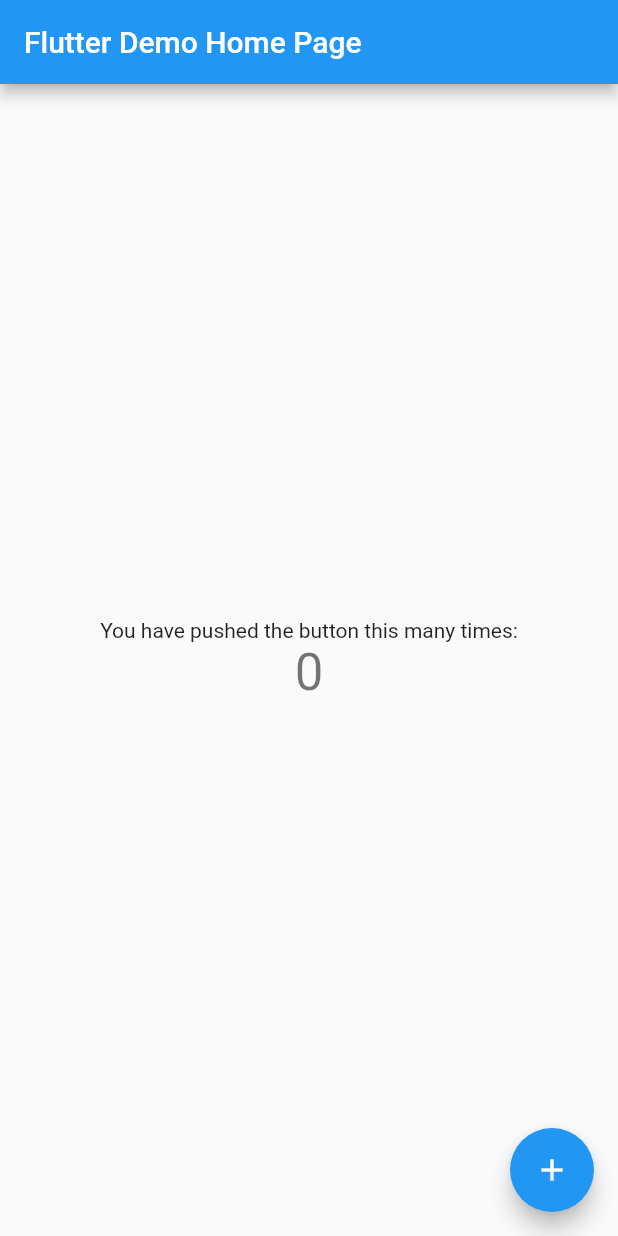
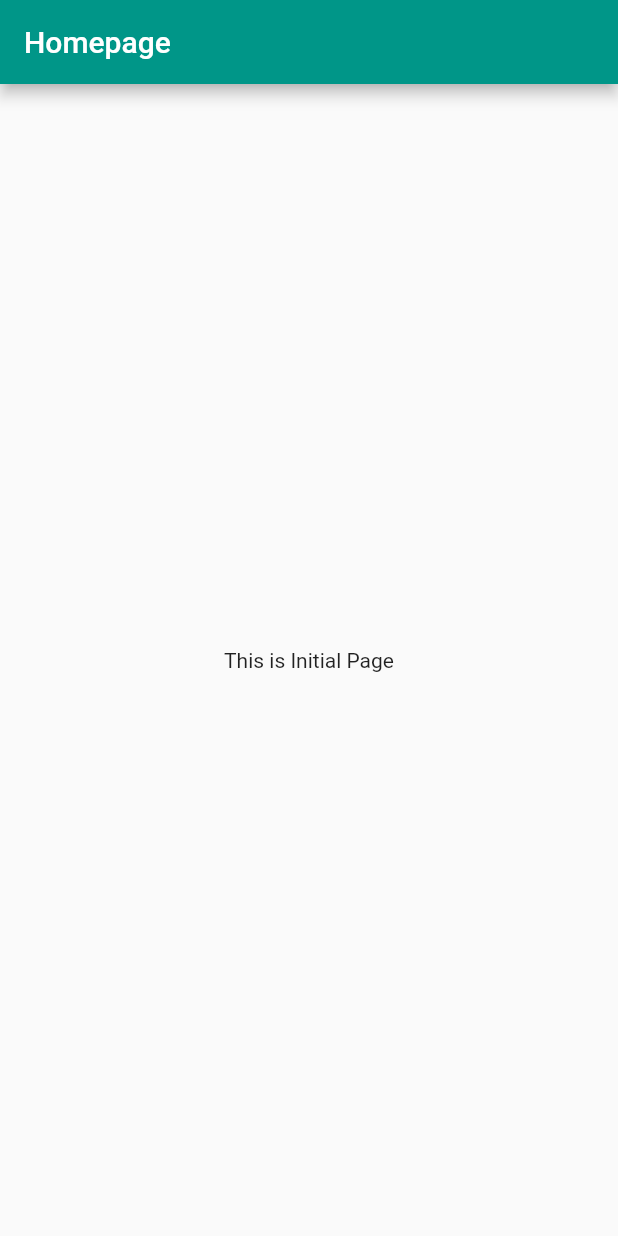
Before and after one commit to yoesuv/Flutter-App-Modular, a Flutter app: the screen it shows after launch, on a phone screen of 412 x 824 dp. Run offline on Flutter 3.47's test engine with Material 2 defaults, Android fonts, the phone set to English and light mode, and no system bars.

Commit message:
:fire: remove boilerplate code

```diff
--- a/lib/main.dart
+++ b/lib/main.dart
@@ -1,115 +1,34 @@
 import 'package:flutter/material.dart';
 
 void main() {
-  runApp(const MyApp());
+  runApp(MyApp());
 }
 
 class MyApp extends StatelessWidget {
-  const MyApp({Key? key}) : super(key: key);
-
-  // This widget is the root of your application.
   @override
   Widget build(BuildContext context) {
     return MaterialApp(
       title: 'Flutter Demo',
       theme: ThemeData(
-        // This is the theme of your application.
-        //
-        // Try running your application with "flutter run". You'll see the
-        // application has a blue toolbar. Then, without quitting the app, try
-        // changing the primarySwatch below to Colors.green and then invoke
-        // "hot reload" (press "r" in the console where you ran "flutter run",
-        // or simply save your changes to "hot reload" in a Flutter IDE).
-        // Notice that the counter didn't reset back to zero; the application
-        // is not restarted.
-        primarySwatch: Colors.blue,
+        primarySwatch: Colors.teal,
       ),
-      home: const MyHomePage(title: 'Flutter Demo Home Page'),
+      home: const HomePage(),
     );
   }
 }
 
-class MyHomePage extends StatefulWidget {
-  const MyHomePage({Key? key, required this.title}) : super(key: key);
 
-  // This widget is the home page of your application. It is stateful, meaning
-  // that it has a State object (defined below) that contains fields that affect
-  // how it looks.
+class HomePage extends StatelessWidget {
 
-  // This class is the configuration for the state. It holds the values (in this
-  // case the title) provided by the parent (in this case the App widget) and
-  // used by the build method of the State. Fields in a Widget subclass are
-  // always marked "final".
-
-  final String title;
-
-  @override
-  State<MyHomePage> createState() => _MyHomePageState();
-}
-
-class _MyHomePageState extends State<MyHomePage> {
-  int _counter = 0;
-
-  void _incrementCounter() {
-    setState(() {
-      // This call to setState tells the Flutter framework that something has
-      // changed in this State, which causes it to rerun the build method below
-      // so that the display can reflect the updated values. If we changed
-      // _counter without calling setState(), then the build method would not be
-      // called again, and so nothing would appear to happen.
-      _counter++;
-    });
-  }
+  const HomePage({Key? key}) : super(key: key);
 
   @override
   Widget build(BuildContext context) {
-    // This method is rerun every time setState is called, for instance as done
-    // by the _incrementCounter method above.
-    //
-    // The Flutter framework has been optimized to make rerunning build methods
-    // fast, so that you can just rebuild anything that needs updating rather
-    // than having to individually change instances of widgets.
     return Scaffold(
-      appBar: AppBar(
-        // Here we take the value from the MyHomePage object that was created by
-        // the App.build method, and use it to set our appbar title.
-        title: Text(widget.title),
+      appBar: AppBar(title: const Text('Homepage')),
+      body: const Center(
+        child: Text('This is Initial Page'),
       ),
-      body: Center(
-        // Center is a layout widget. It takes a single child and positions it
-        // in the middle of the parent.
-        child: Column(
-          // Column is also a layout widget. It takes a list of children and
-          // arranges them vertically. By default, it sizes itself to fit its
-          // children horizontally, and tries to be as tall as its parent.
-          //
-          // Invoke "debug painting" (press "p" in the console, choose the
-          // "Toggle Debug Paint" action from the Flutter Inspector in Android
-          // Studio, or the "Toggle Debug Paint" command in Visual Studio Code)
-          // to see the wireframe for each widget.
-          //
-          // Column has various properties to control how it sizes itself and
-          // how it positions its children. Here we use mainAxisAlignment to
-          // center the children vertically; the main axis here is the vertical
-          // axis because Columns are vertical (the cross axis would be
-          // horizontal).
-          mainAxisAlignment: MainAxisAlignment.center,
-          children: <Widget>[
-            const Text(
-              'You have pushed the button this many times:',
-            ),
-            Text(
-              '$_counter',
-              style: Theme.of(context).textTheme.headline4,
-            ),
-          ],
-        ),
-      ),
-      floatingActionButton: FloatingActionButton(
-        onPressed: _incrementCounter,
-        tooltip: 'Increment',
-        child: const Icon(Icons.add),
-      ), // This trailing comma makes auto-formatting nicer for build methods.
     );
   }
 }
```
